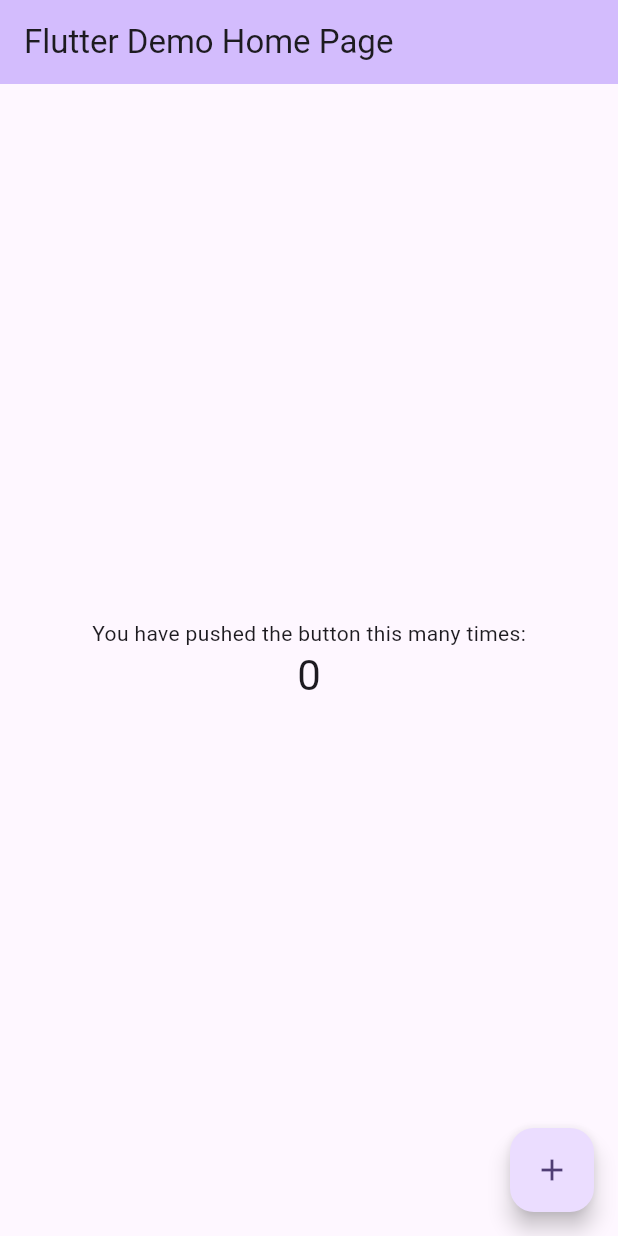
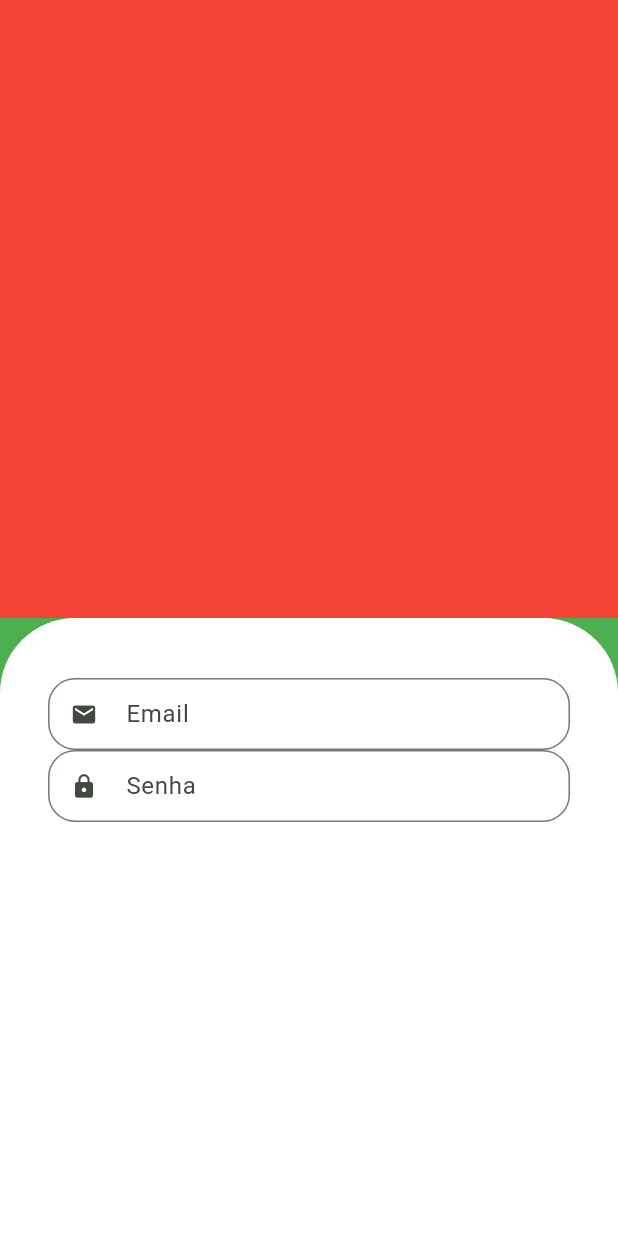
Before and after one commit to Miicchhel/FruitTrace, a Flutter app: the screen it shows after launch, on a phone screen of 412 x 824 dp. Run offline on Flutter 3.47's test engine with Material 3 defaults, Android fonts, the light colour scheme and no system bars.

Commit message:
iniciando a tela de login

```diff
--- a/lib/main.dart
+++ b/lib/main.dart
@@ -1,125 +1,22 @@
 import 'package:flutter/material.dart';
+import 'package:fruittrace/src/auth/sign_in_screen.dart';
 
 void main() {
   runApp(const MyApp());
 }
 
 class MyApp extends StatelessWidget {
-  const MyApp({super.key});
+  const MyApp({Key? key}) : super(key: key);
 
-  // This widget is the root of your application.
   @override
   Widget build(BuildContext context) {
     return MaterialApp(
-      title: 'Flutter Demo',
+      title: 'Greengrocer',
       theme: ThemeData(
-        // This is the theme of your application.
-        //
-        // TRY THIS: Try running your application with "flutter run". You'll see
-        // the application has a purple toolbar. Then, without quitting the app,
-        // try changing the seedColor in the colorScheme below to Colors.green
-        // and then invoke "hot reload" (save your changes or press the "hot
-        // reload" button in a Flutter-supported IDE, or press "r" if you used
-        // the command line to start the app).
-        //
-        // Notice that the counter didn't reset back to zero; the application
-        // state is not lost during the reload. To reset the state, use hot
-        // restart instead.
-        //
-        // This works for code too, not just values: Most code changes can be
-        // tested with just a hot reload.
-        colorScheme: ColorScheme.fromSeed(seedColor: Colors.deepPurple),
-        useMaterial3: true,
+        colorScheme: ColorScheme.fromSeed(seedColor: Colors.green)
       ),
-      home: const MyHomePage(title: 'Flutter Demo Home Page'),
+      debugShowCheckedModeBanner: false,
+      home: const SignInScreen(),
     );
   }
 }
-
-class MyHomePage extends StatefulWidget {
-  const MyHomePage({super.key, required this.title});
-
-  // This widget is the home page of your application. It is stateful, meaning
-  // that it has a State object (defined below) that contains fields that affect
-  // how it looks.
-
-  // This class is the configuration for the state. It holds the values (in this
-  // case the title) provided by the parent (in this case the App widget) and
-  // used by the build method of the State. Fields in a Widget subclass are
-  // always marked "final".
-
-  final String title;
-
-  @override
-  State<MyHomePage> createState() => _MyHomePageState();
-}
-
-class _MyHomePageState extends State<MyHomePage> {
-  int _counter = 0;
-
-  void _incrementCounter() {
-    setState(() {
-      // This call to setState tells the Flutter framework that something has
-      // changed in this State, which causes it to rerun the build method below
-      // so that the display can reflect the updated values. If we changed
-      // _counter without calling setState(), then the build method would not be
-      // called again, and so nothing would appear to happen.
-      _counter++;
-    });
-  }
-
-  @override
-  Widget build(BuildContext context) {
-    // This method is rerun every time setState is called, for instance as done
-    // by the _incrementCounter method above.
-    //
-    // The Flutter framework has been optimized to make rerunning build methods
-    // fast, so that you can just rebuild anything that needs updating rather
-    // than having to individually change instances of widgets.
-    return Scaffold(
-      appBar: AppBar(
-        // TRY THIS: Try changing the color here to a specific color (to
-        // Colors.amber, perhaps?) and trigger a hot reload to see the AppBar
-        // change color while the other colors stay the same.
-        backgroundColor: Theme.of(context).colorScheme.inversePrimary,
-        // Here we take the value from the MyHomePage object that was created by
-        // the App.build method, and use it to set our appbar title.
-        title: Text(widget.title),
-      ),
-      body: Center(
-        // Center is a layout widget. It takes a single child and positions it
-        // in the middle of the parent.
-        child: Column(
-          // Column is also a layout widget. It takes a list of children and
-          // arranges them vertically. By default, it sizes itself to fit its
-          // children horizontally, and tries to be as tall as its parent.
-          //
-          // Column has various properties to control how it sizes itself and
-          // how it positions its children. Here we use mainAxisAlignment to
-          // center the children vertically; the main axis here is the vertical
-          // axis because Columns are vertical (the cross axis would be
-          // horizontal).
-          //
-          // TRY THIS: Invoke "debug painting" (choose the "Toggle Debug Paint"
-          // action in the IDE, or press "p" in the console), to see the
-          // wireframe for each widget.
-          mainAxisAlignment: MainAxisAlignment.center,
-          children: <Widget>[
-            const Text(
-              'You have pushed the button this many times:',
-            ),
-            Text(
-              '$_counter',
-              style: Theme.of(context).textTheme.headlineMedium,
-            ),
-          ],
-        ),
-      ),
-      floatingActionButton: FloatingActionButton(
-        onPressed: _incrementCounter,
-        tooltip: 'Increment',
-        child: const Icon(Icons.add),
-      ), // This trailing comma makes auto-formatting nicer for build methods.
-    );
-  }
-}
--- /dev/null
+++ b/lib/src/auth/sign_in_screen.dart
@@ -0,0 +1,66 @@
+import 'package:flutter/material.dart';
+
+class SignInScreen extends StatefulWidget {
+  const SignInScreen({super.key});
+
+  @override
+  State<SignInScreen> createState() => _SignInScreenState();
+}
+
+class _SignInScreenState extends State<SignInScreen> {
+  @override
+  Widget build(BuildContext context) {
+    return Scaffold(
+      backgroundColor: Colors.green,
+      body: Column(
+        children: [
+          // parte de cima
+          Expanded(child: Container(color: Colors.red)),
+
+          // parte de baixo
+          Expanded(
+            child: Container(
+              padding: const EdgeInsets.symmetric(
+                horizontal: 32.0,
+                vertical: 40.0,
+              ),
+              decoration: const BoxDecoration(
+                color: Colors.white,
+                borderRadius: BorderRadius.vertical(
+                  top: Radius.circular(50.0),
+                ),
+              ),
+              child: Column(
+                children: [
+                  // Email
+                  TextFormField(
+                    decoration: const InputDecoration(
+                      hintText: 'Email',
+                      prefixIcon: Icon(Icons.email),
+                      isDense: true,
+                      border: OutlineInputBorder(
+                        borderRadius: BorderRadius.all(Radius.circular(18.0)),
+                      ),
+                    ),
+                  ),
+
+                  //Senha
+                  TextFormField(
+                    decoration: const InputDecoration(
+                      hintText: 'Senha',
+                      prefixIcon: Icon(Icons.lock),
+                      isDense: true,
+                      border: OutlineInputBorder(
+                        borderRadius: BorderRadius.all(Radius.circular(18.0)),
+                      ),
+                    ),
+                  ),
+                ],
+              ),
+            ),
+          ),
+        ],
+      ),
+    );
+  }
+}
```
